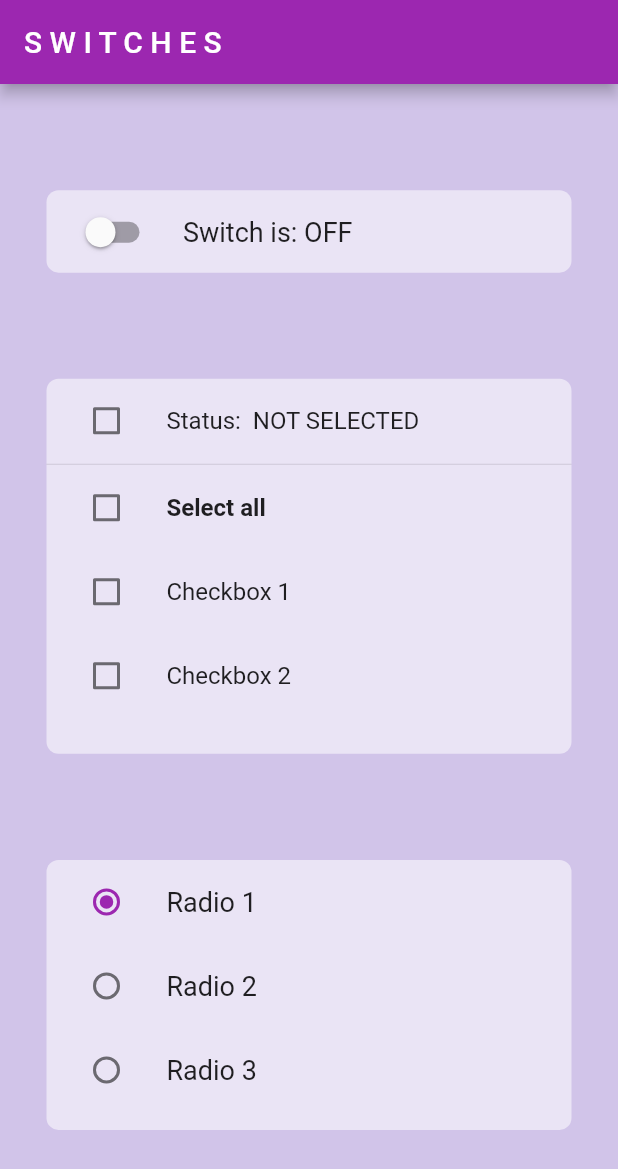
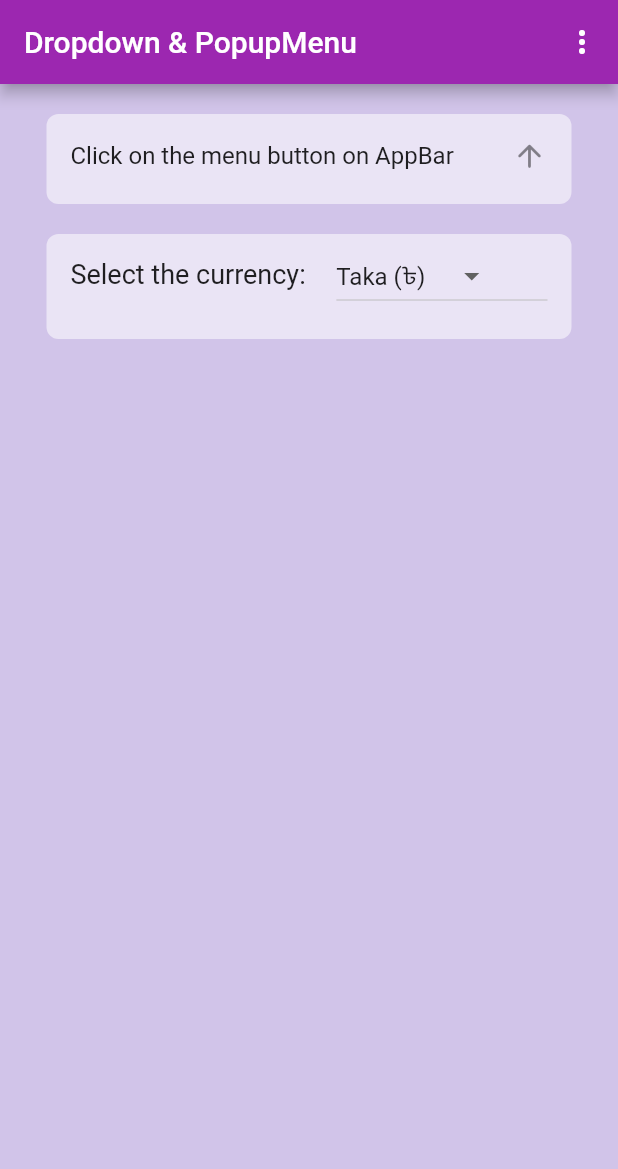
Before and after one commit to md-siam/widget_of_the_day, a Flutter app: the screen it shows after launch, on a phone screen of 412 x 824 dp. Shown: the top 1169 px of the screen. Run offline on Flutter 3.47's test engine with Material 2 defaults, Android fonts, the phone set to English and light mode, and no system bars.

Commit message:
dropdown_&_popupmenu

```diff
--- /dev/null
+++ b/lib/52_dropdown_&_popupmenu/dropdown_n_popupmenu.dart
@@ -0,0 +1,127 @@
+import 'package:flutter/material.dart';
+import 'setting_page.dart';
+import 'share_page.dart';
+import 'signin_page.dart' show SigninPage;
+
+class MyDropDownNPopupMenu extends StatefulWidget {
+  const MyDropDownNPopupMenu({Key? key}) : super(key: key);
+
+  @override
+  _MyDropDownNPopupMenuState createState() => _MyDropDownNPopupMenuState();
+}
+
+class _MyDropDownNPopupMenuState extends State<MyDropDownNPopupMenu> {
+  final _currencies = [
+    'Taka (৳)',
+    'Dollar (\$)',
+    'Euro (€)',
+    'Pounds (£)',
+    'Yen (¥)',
+    'Others',
+  ];
+  String _currentItemSelected = 'Taka (৳)';
+
+  @override
+  Widget build(BuildContext context) {
+    return Scaffold(
+      backgroundColor: Colors.deepPurple[100],
+      appBar: AppBar(
+        title: const Text('Dropdown & PopupMenu'),
+        actions: [
+          PopupMenuButton<int>(
+            onSelected: (item) => onSelected(context, item),
+            itemBuilder: (context) => [
+              const PopupMenuItem<int>(
+                value: 0,
+                child: Text('Settings'),
+              ),
+              const PopupMenuItem<int>(
+                value: 1,
+                child: Text('Share'),
+              ),
+              const PopupMenuDivider(),
+              const PopupMenuItem<int>(
+                value: 2,
+                child: Text('Sign Out'),
+              ),
+            ],
+          )
+        ],
+      ),
+      body: Center(
+        child: Column(
+          children: [
+            const SizedBox(height: 20),
+            Container(
+              height: 60,
+              width: 350,
+              decoration: BoxDecoration(
+                color: Colors.white54,
+                borderRadius: BorderRadius.circular(8.0),
+              ),
+              child: const ListTile(
+                title: Text('Click on the menu button on AppBar'),
+                trailing: Icon(Icons.arrow_upward_rounded),
+              ),
+            ),
+            const SizedBox(height: 20),
+            dropdownButton(),
+          ],
+        ),
+      ),
+    );
+  }
+
+//*------------------- PopupMenuButton actions -------------------*//
+  void onSelected(BuildContext context, int item) {
+    switch (item) {
+      case 0:
+        Navigator.of(context).push(
+          MaterialPageRoute(builder: (context) => const SettingPage()),
+        );
+        break;
+      case 1:
+        Navigator.of(context).push(
+          MaterialPageRoute(builder: (context) => const SharePage()),
+        );
+        break;
+      case 2:
+        Navigator.of(context).push(
+          MaterialPageRoute(builder: (context) => const SigninPage()),
+        );
+        break;
+    }
+  }
+
+//!------------------- DropdownButton -------------------!//
+  Container dropdownButton() {
+    return Container(
+      height: 70,
+      width: 350,
+      decoration: BoxDecoration(
+        color: Colors.white54,
+        borderRadius: BorderRadius.circular(8.0),
+      ),
+      child: ListTile(
+        leading: const Text(
+          'Select the currency: ',
+          style: TextStyle(fontSize: 18),
+        ),
+        title: DropdownButton<String>(
+          items: _currencies.map((String dropDownStringItem) {
+            return DropdownMenuItem<String>(
+              value: dropDownStringItem,
+              child: Text(dropDownStringItem),
+            );
+          }).toList(),
+          onChanged: (newValueSelected) {
+            setState(() {
+              _currentItemSelected = newValueSelected.toString();
+            });
+          },
+          value: _currentItemSelected,
+        ),
+      ),
+    );
+  }
+}
--- a/lib/main.dart
+++ b/lib/main.dart
@@ -63,7 +63,8 @@ class MyApp extends StatelessWidget {
       //home: const MyPlaceholder(),
       //home: const MyGestetureNInk(),
       //home: const MyMaterial(),
-      home: const MySwitches(),
+      //home: const MySwitches(),
+      home: const MyDropDownNPopupMenu(),
     );
   }
 }
--- a/lib/routes.dart
+++ b/lib/routes.dart
@@ -49,4 +49,5 @@ export '47_data_table/data_table.dart';
 export '48_placeholder/placeholder.dart';
 export '49_gesturedect_&_inkwell/gesturedect_n_inkwell.dart';
 export '50_material/material.dart';
-export 'package:widget_of_the_day/51_switches/switches.dart';
+export '51_switches/switches.dart';
+export '52_dropdown_&_popupmenu/dropdown_n_popupmenu.dart';
```
Also changed, not shown: lib/52_dropdown_&_popupmenu/setting_page.dart (added, +22 -0 lines), lib/52_dropdown_&_popupmenu/share_page.dart (added, +22 -0 lines), lib/52_dropdown_&_popupmenu/signin_page.dart (added, +22 -0 lines), 2 other files.
